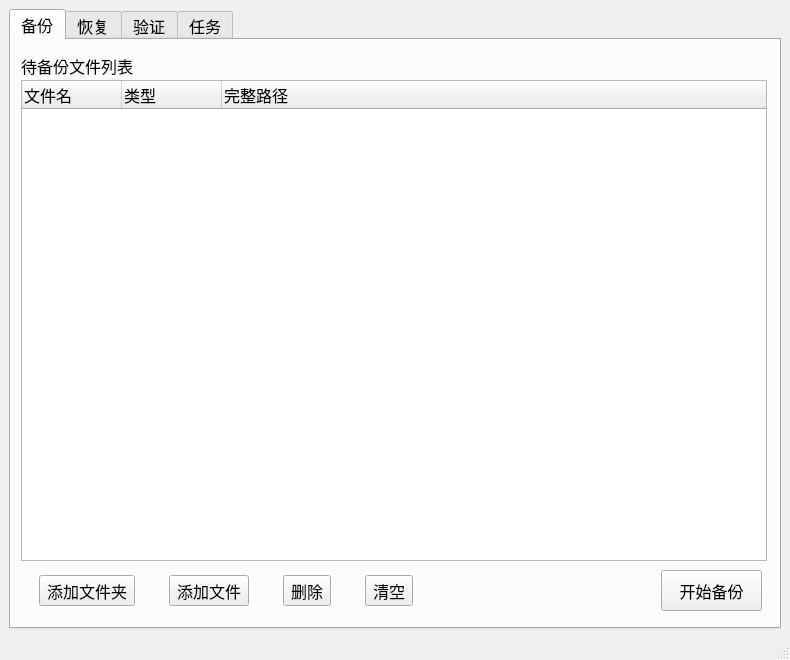
Qt form BackupGUI/mainwindow.ui (skifisy/FilesBackup) before a commit.
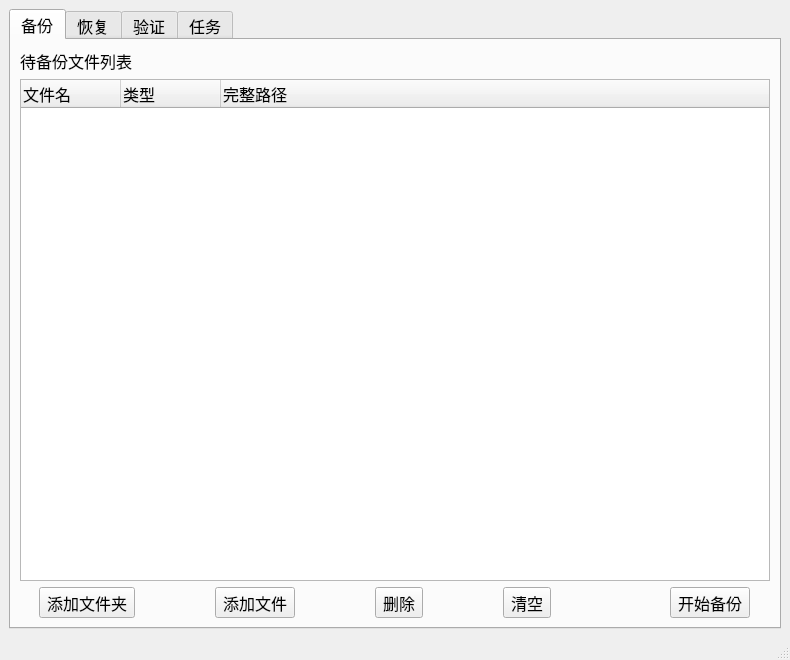
The same form after that commit. Icons and pictures are not drawn.

Diff of the .ui file:
```diff
--- a/BackupGUI/mainwindow.ui
+++ b/BackupGUI/mainwindow.ui
@@ -41,28 +41,16 @@
        <attribute name="title">
         <string>备份</string>
        </attribute>
+       <layout class="QVBoxLayout" name="verticalLayout_2">
+        <item>
        <widget class="QLabel" name="label">
-        <property name="geometry">
-         <rect>
-          <x>10</x>
-          <y>10</y>
-          <width>121</width>
-          <height>31</height>
-         </rect>
-        </property>
         <property name="text">
          <string>待备份文件列表</string>
         </property>
        </widget>
+        </item>
+        <item>
        <widget class="QTreeWidget" name="backupFileList">
-        <property name="geometry">
-         <rect>
-          <x>10</x>
-          <y>40</y>
-          <width>746</width>
-          <height>481</height>
-         </rect>
-        </property>
         <property name="focusPolicy">
          <enum>Qt::StrongFocus</enum>
         </property>
@@ -94,18 +82,31 @@
          </property>
         </column>
        </widget>
-       <widget class="QWidget" name="horizontalLayoutWidget">
-        <property name="geometry">
-         <rect>
-          <x>0</x>
-          <y>530</y>
-          <width>431</width>
-          <height>41</height>
-         </rect>
-        </property>
-        <layout class="QHBoxLayout" name="horizontalLayout">
+        </item>
+        <item>
+         <layout class="QHBoxLayout" name="horizontalLayout_3">
+          <property name="spacing">
+           <number>100</number>
+          </property>
+          <item>
+           <layout class="QHBoxLayout" name="horizontalLayout" stretch="0,0,0,0">
+            <property name="spacing">
+             <number>80</number>
+            </property>
+            <property name="sizeConstraint">
+             <enum>QLayout::SetDefaultConstraint</enum>
+            </property>
+            <property name="leftMargin">
+             <number>0</number>
+            </property>
          <item>
           <widget class="QToolButton" name="addDirectoryButton">
+              <property name="maximumSize">
+               <size>
+                <width>16777215</width>
+                <height>35</height>
+               </size>
+              </property>
            <property name="text">
             <string>添加文件夹</string>
            </property>
@@ -114,12 +115,18 @@
              <normaloff>:/icons/icons/add.png</normaloff>:/icons/icons/add.png</iconset>
            </property>
            <property name="toolButtonStyle">
-            <enum>Qt::ToolButtonTextBesideIcon</enum>
+               <enum>Qt::ToolButtonTextUnderIcon</enum>
            </property>
           </widget>
          </item>
          <item>
           <widget class="QToolButton" name="addFileButton">
+              <property name="maximumSize">
+               <size>
+                <width>16777215</width>
+                <height>35</height>
+               </size>
+              </property>
            <property name="text">
             <string>添加文件</string>
            </property>
@@ -127,13 +134,25 @@
             <iconset>
              <normaloff>:/icons/icons/add.png</normaloff>:/icons/icons/add.png</iconset>
            </property>
+              <property name="iconSize">
+               <size>
+                <width>10</width>
+                <height>16</height>
+               </size>
+              </property>
            <property name="toolButtonStyle">
-            <enum>Qt::ToolButtonTextBesideIcon</enum>
+               <enum>Qt::ToolButtonTextUnderIcon</enum>
            </property>
           </widget>
          </item>
          <item>
           <widget class="QToolButton" name="deleteFileButton">
+              <property name="maximumSize">
+               <size>
+                <width>16777215</width>
+                <height>35</height>
+               </size>
+              </property>
            <property name="text">
             <string>删除</string>
            </property>
@@ -142,12 +161,24 @@
              <normaloff>:/icons/icons/delete.png</normaloff>:/icons/icons/delete.png</iconset>
            </property>
            <property name="toolButtonStyle">
-            <enum>Qt::ToolButtonTextBesideIcon</enum>
+               <enum>Qt::ToolButtonTextUnderIcon</enum>
            </property>
           </widget>
          </item>
          <item>
           <widget class="QToolButton" name="clearFileButton">
+              <property name="maximumSize">
+               <size>
+                <width>16777215</width>
+                <height>35</height>
+               </size>
+              </property>
+              <property name="baseSize">
+               <size>
+                <width>0</width>
+                <height>0</height>
+               </size>
+              </property>
            <property name="text">
             <string>清空</string>
            </property>
@@ -156,21 +187,14 @@
              <normaloff>:/icons/icons/clear.png</normaloff>:/icons/icons/clear.png</iconset>
            </property>
            <property name="toolButtonStyle">
-            <enum>Qt::ToolButtonTextBesideIcon</enum>
+               <enum>Qt::ToolButtonTextUnderIcon</enum>
            </property>
           </widget>
          </item>
         </layout>
-       </widget>
+          </item>
+          <item>
        <widget class="QToolButton" name="startBackupButton">
-        <property name="geometry">
-         <rect>
-          <x>650</x>
-          <y>530</y>
-          <width>101</width>
-          <height>41</height>
-         </rect>
-        </property>
         <property name="text">
          <string>开始备份</string>
         </property>
@@ -180,14 +204,18 @@
         </property>
         <property name="iconSize">
          <size>
-          <width>24</width>
-          <height>24</height>
+              <width>16</width>
+              <height>10</height>
          </size>
         </property>
         <property name="toolButtonStyle">
          <enum>Qt::ToolButtonTextUnderIcon</enum>
         </property>
        </widget>
+          </item>
+         </layout>
+        </item>
+       </layout>
       </widget>
       <widget class="QWidget" name="tab_2">
        <attribute name="title">
```
Left out of the diff: 4 changed lines with no effect on the pictures. Lines whose indentation alone changed are shown as unchanged.
